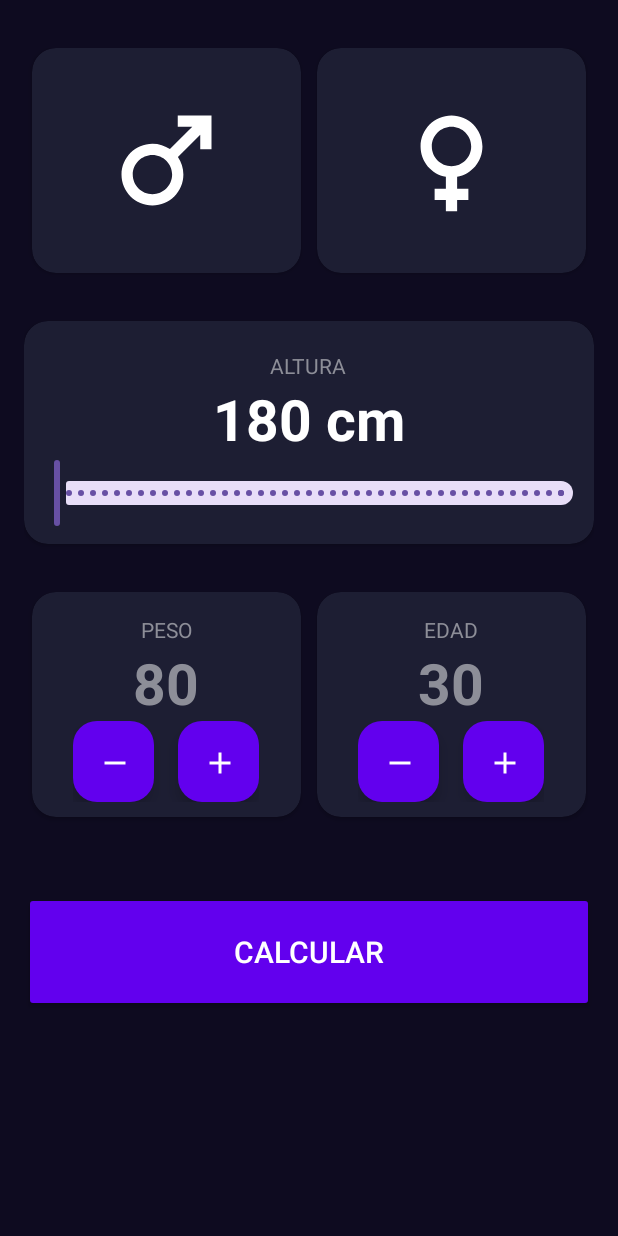
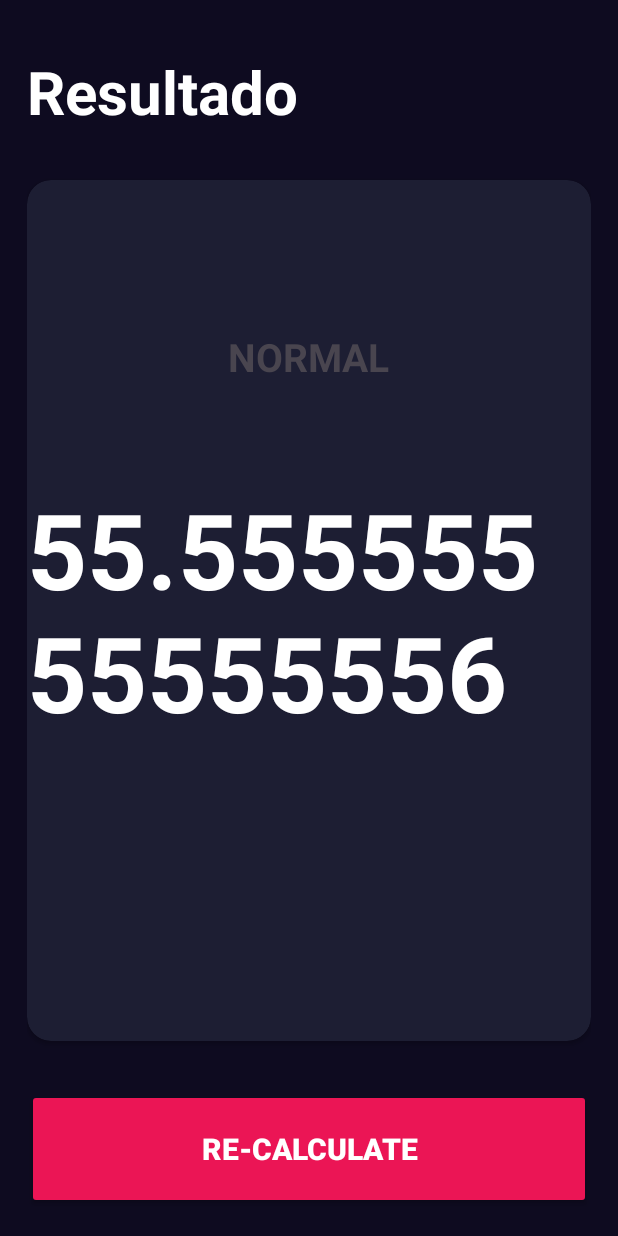
Before and after one commit to gabreucast/IMCcalculator, an Android app: the screen it shows after launch (MainActivity before the commit, ResultadoActivity after it), after a tap on "CALCULAR", on a phone screen of 412 x 824 dp. Run offline under Robolectric (Android 15) with nearby library versions, the phone set to English and light mode, and no system bars.

Commit message:
adicionada nova activity (ResultadoActivity) y começar a enviar datos duma activity à outra e renderizar tela de Resultado.

```diff
--- a/app/src/main/AndroidManifest.xml
+++ b/app/src/main/AndroidManifest.xml
@@ -13,6 +13,9 @@
         android:theme="@style/Theme.IMC"
         tools:targetApi="31">
         <activity
+            android:name=".ResultadoActivity"
+            android:exported="false" />
+        <activity
             android:name=".MainActivity"
             android:exported="true">
             <intent-filter>
--- a/app/src/main/java/com/gabreucast/imc/MainActivity.kt
+++ b/app/src/main/java/com/gabreucast/imc/MainActivity.kt
@@ -94,21 +94,22 @@ class MainActivity : AppCompatActivity() {
             }
 
         btnCalculate.setOnClickListener {
-            val result = calculateIMC()
-            //navigateToResult(result)
+            //val result = calculateIMC()
+            navigateToResult()
         }
 
 
         } // chave initListeners()
 
 
-    private fun navigateToResult(result: Any) {
-        //TODO Navegar para Resultado
+    private fun navigateToResult() {
+        val intent = Intent(this, ResultadoActivity::class.java)
+        intent.putExtra("IMC_RESULT", calculateIMC())
+        startActivity(intent)
     }
 
-
     private fun calculateIMC(): Double {
-        val imc = currentWeight / (currentHeight.toDouble() /100 * currentHeight.toDouble()/100)
+        val imc = currentWeight / ((currentHeight / 100.0) * (currentHeight / 100.0))
         return imc
     }
 
--- /dev/null
+++ b/app/src/main/java/com/gabreucast/imc/ResultadoActivity.kt
@@ -0,0 +1,49 @@
+package com.gabreucast.imc
+
+import android.os.Bundle
+import androidx.activity.enableEdgeToEdge
+import androidx.appcompat.app.AppCompatActivity
+import androidx.appcompat.widget.AppCompatButton
+import androidx.appcompat.widget.AppCompatTextView
+import androidx.core.view.ViewCompat
+import androidx.core.view.WindowInsetsCompat
+
+class ResultadoActivity : AppCompatActivity() {
+
+    private var imc: Double = 0.0
+
+
+    private lateinit var tvTitle : AppCompatTextView
+    private lateinit var tvResult : AppCompatTextView
+    private lateinit var tvIMC : AppCompatTextView
+    private lateinit var tvDescription : AppCompatTextView
+    private lateinit var btnRecalculate : AppCompatButton
+
+    override fun onCreate(savedInstanceState: Bundle?) {
+        super.onCreate(savedInstanceState)
+        setContentView(R.layout.activity_resultado)
+        initComponents()
+        mostrarResultado()
+    }
+
+    private fun mostrarResultado() {
+        val valor = intent.getDoubleExtra("IMC_RESULT",0.0)
+        tvIMC.text = valor.toString()
+//        when {
+//            imc < 18.5 -> {
+//                tvTitle.text = getString("R.string.title_low_weight")
+//                tvDescription.text = getString(R.string.description_low_weight)
+//            }
+//
+//        }
+    }
+
+    private fun initComponents() {
+        tvTitle = findViewById(R.id.tvTitle)
+        tvResult = findViewById(R.id.tvResult)
+        tvIMC = findViewById(R.id.tvIMC)
+        tvDescription = findViewById(R.id.tvDescription)
+        btnRecalculate = findViewById(R.id.btnRecalculate)
+
+    }
+} // chave do ResultadoActivity
--- a/app/src/main/java/com/gabreucast/imc/ResultadoFragment.kt
+++ /dev/null
@@ -1,20 +0,0 @@
-package com.gabreucast.imc
-
-import android.os.Bundle
-import androidx.fragment.app.Fragment
-import android.view.LayoutInflater
-import android.view.View
-import android.view.ViewGroup
-
-
-class ResultadoFragment : Fragment() {
-
-    override fun onCreateView(
-        inflater: LayoutInflater, container: ViewGroup?,
-        savedInstanceState: Bundle?
-    ): View? {
-        return inflater.inflate(R.layout.fragment_resultado, container, false)
-    }
-
-
-}
--- a/app/src/main/res/layout/fragment_resultado.xml
+++ b/app/src/main/res/layout/activity_resultado.xml
@@ -7,9 +7,9 @@
     android:background="@color/background_app"
     android:padding="18dp"
     android:id="@+id/fragment_resultado"
-    tools:context=".ResultadoFragment">
+    tools:context=".ResultadoActivity">
 
-    <TextView
+    <androidx.appcompat.widget.AppCompatTextView
         android:id="@+id/tvTitle"
         android:layout_width="wrap_content"
         android:layout_height="wrap_content"
--- a/app/src/main/res/values/strings.xml
+++ b/app/src/main/res/values/strings.xml
@@ -9,4 +9,6 @@
     <!--Fragment Resultado -->
     <string name="result">Resultado</string>
     <string name="recalculate">Re-Calculate</string>
+    <!-- TODO: Remove or change this placeholder text -->
+    <string name="hello_blank_fragment">Hello blank fragment</string>
 </resources>
```
